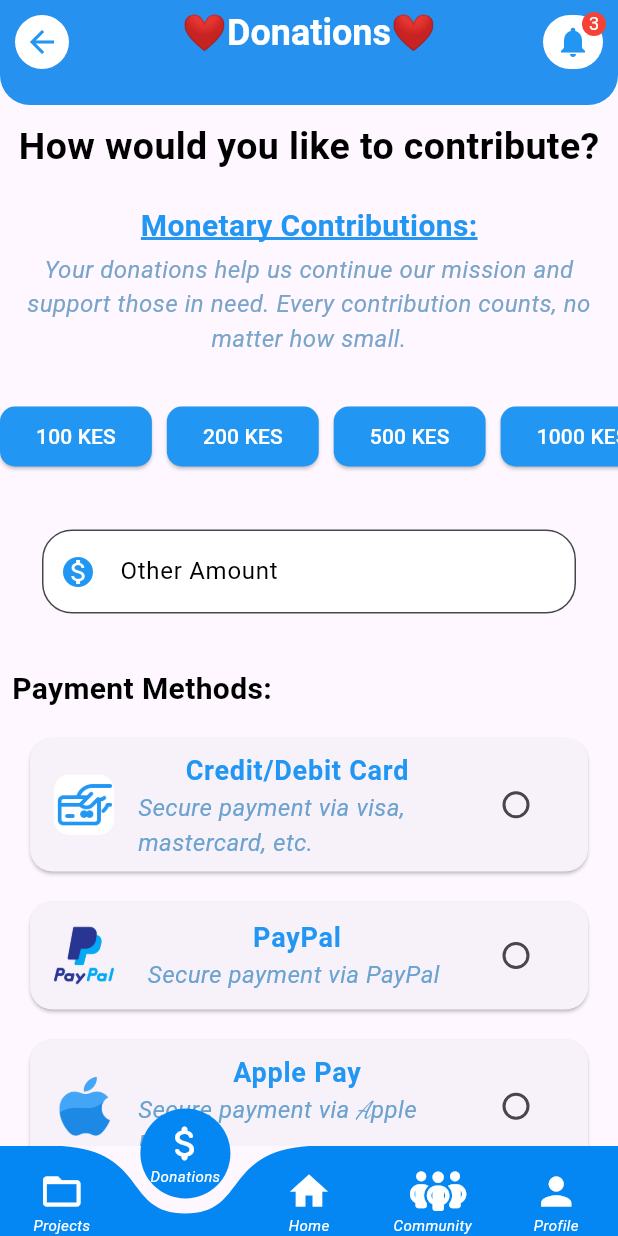
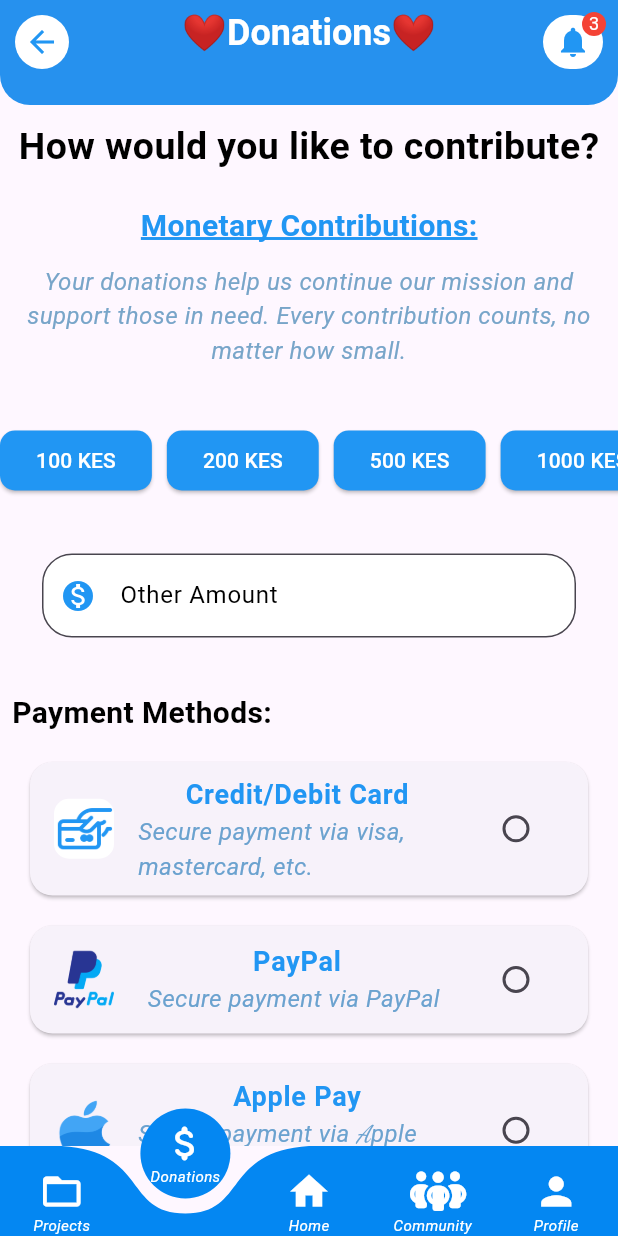
Before and after one commit to Yvonne-Wanja-1/appy, a Flutter app: the DonationsPage screen opened by its route, on a phone screen of 412 x 824 dp. Run offline on Flutter 3.47's test engine with Material 3 defaults, Android fonts, the phone set to English and light mode, and no system bars; drawn by our look-alikes of curved_navigation_bar; our stand-ins replace animated_text_kit, font_awesome_flutter, google_fonts, image_cropper, image_picker, open_file and 2 more; Roboto replaces fonts that are missing (Arial).

Commit message:
added some padding

```diff
--- a/appy/lib/pages/pages/donations.dart
+++ b/appy/lib/pages/pages/donations.dart
@@ -150,7 +150,9 @@ class _DonationsPageState extends State<DonationsPage> with SingleTickerProvider
                 ),
               ),
               const SizedBox(height: 3),
-              const Text(
+              Padding(
+                padding: const EdgeInsets.all(8.0),
+                child: const Text(
                   'Your donations help us continue our mission and support those in need. Every contribution counts, no matter how small.',
                   textAlign: TextAlign.center,
                   style: TextStyle(
@@ -158,6 +160,7 @@ class _DonationsPageState extends State<DonationsPage> with SingleTickerProvider
                     fontStyle: FontStyle.italic,
                     fontSize: 16,
                     color: Color.fromARGB(255, 120, 165, 201),
+                  ),
                 ),
               ),
               const SizedBox(height: 30),
```
Lines whose indentation alone changed are shown as unchanged.
